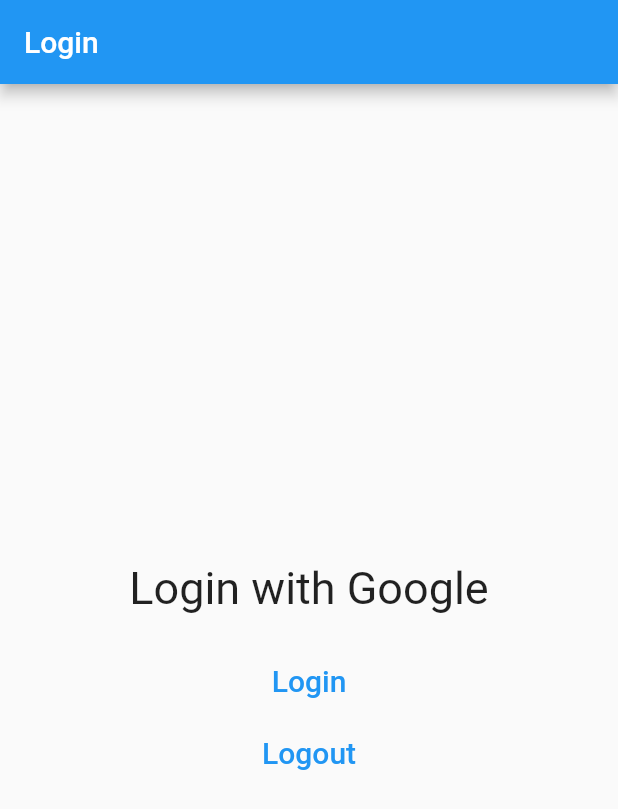
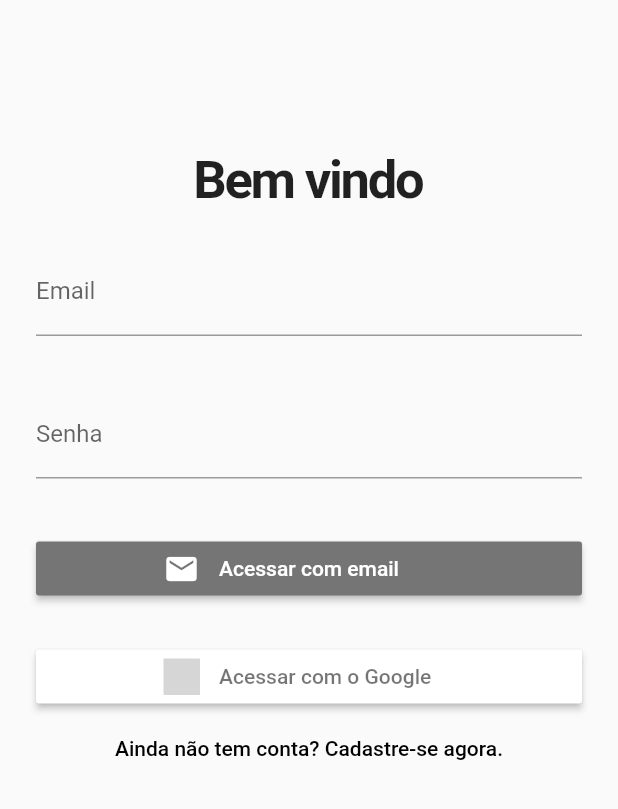
Before and after one commit to CarlosAlbertoRiboli/gerenciador_tarefa, a Flutter app: the screen it shows after launch, on a phone screen of 412 x 824 dp. Shown: the top 809 px of the screen. Run offline on Flutter 3.47's test engine with Material 2 defaults, Android fonts, the phone set to English and light mode, and no system bars; our stand-ins replace firebase_auth, firebase_core, flutter_signin_button, google_sign_in; accounts and stored records are empty; grey boxes are pictures that could not be loaded.

Commit message:
Criacao da interface de login

```diff
--- a/lib/main.dart
+++ b/lib/main.dart
@@ -2,11 +2,12 @@ import 'package:firebase_auth/firebase_auth.dart';
 import 'package:firebase_core/firebase_core.dart';
 import 'package:flutter/material.dart';
 import 'package:google_sign_in/google_sign_in.dart';
+import 'package:lista_de_tarefa_app/pages/login.dart';
 
 Future<void> main() async {
   WidgetsFlutterBinding.ensureInitialized();
   await Firebase.initializeApp();
-  runApp(App());
+  runApp(const LoginPage());
 }
 
 class App extends StatelessWidget {
@@ -17,7 +18,7 @@ class App extends StatelessWidget {
     return MaterialApp(
       home: Scaffold(
         appBar: AppBar(
-          title: Text("Login"),
+          title: const Text("Login"),
         ),
         body: MyApp(),
       ),
--- a/lib/pages/login.dart
+++ b/lib/pages/login.dart
@@ -0,0 +1,136 @@
+import 'package:flutter/material.dart';
+import 'package:flutter_signin_button/flutter_signin_button.dart';
+
+class LoginPage extends StatefulWidget {
+  const LoginPage({Key? key}) : super(key: key);
+
+  @override
+  _LoginPageState createState() => _LoginPageState();
+}
+
+class _LoginPageState extends State<LoginPage> {
+  final formKey = GlobalKey<FormState>();
+  final email = TextEditingController();
+  final senha = TextEditingController();
+
+  bool isLogin = true;
+  late String titulo;
+  late String actionButton;
+  late String toggleButton;
+  bool loading = false;
+
+  @override
+  void initState() {
+    super.initState();
+    setFormAction(true);
+  }
+
+  setFormAction(bool acao) {
+    setState(() {
+      isLogin = acao;
+      if (isLogin) {
+        titulo = 'Bem vindo';
+        actionButton = 'Login';
+        toggleButton = 'Ainda não tem conta? Cadastre-se agora.';
+      } else {
+        titulo = 'Crie sua conta';
+        actionButton = 'Cadastrar';
+        toggleButton = 'Voltar ao Login.';
+      }
+    });
+  }
+
+  @override
+  Widget build(BuildContext context) {
+    return MaterialApp(
+      home: Scaffold(
+        body: SingleChildScrollView(
+          child: Padding(
+            padding: const EdgeInsets.only(top: 100),
+            child: Form(
+              key: formKey,
+              child: Column(
+                mainAxisAlignment: MainAxisAlignment.center,
+                children: [
+                  Text(
+                    titulo,
+                    style: const TextStyle(
+                      fontSize: 35,
+                      fontWeight: FontWeight.bold,
+                      letterSpacing: -1.5,
+                    ),
+                  ),
+                  Padding(
+                    padding: const EdgeInsets.all(24),
+                    child: TextFormField(
+                      style: const TextStyle(),
+                      controller: email,
+                      decoration: const InputDecoration(
+                        labelText: 'Email',
+                      ),
+                      keyboardType: TextInputType.emailAddress,
+                      validator: (value) {
+                        if (value!.isEmpty) {
+                          return 'Informe o email corretamente!';
+                        }
+                        return null;
+                      },
+                    ),
+                  ),
+                  Padding(
+                    padding: const EdgeInsets.symmetric(
+                        vertical: 12.0, horizontal: 24.0),
+                    child: TextFormField(
+                      controller: senha,
+                      obscureText: true,
+                      decoration: const InputDecoration(
+                        labelText: 'Senha',
+                      ),
+                      validator: (value) {
+                        if (value!.isEmpty) {
+                          return 'Informa sua senha!';
+                        } else if (value.length < 6) {
+                          return 'Sua senha deve ter no mínimo 6 caracteres';
+                        }
+                        return null;
+                      },
+                    ),
+                  ),
+                  if (isLogin) ...[
+                    SizedBox(
+                      width: double.infinity,
+                      child: Padding(
+                        padding: const EdgeInsets.all(24.0),
+                        child: SignInButton(
+                          Buttons.Email,
+                          text: "Acessar com email",
+                          onPressed: () {},
+                        ),
+                      ),
+                    ),
+                    SizedBox(
+                      width: double.infinity,
+                      child: Padding(
+                        padding: const EdgeInsets.only(left: 24.0, right: 24),
+                        child: SignInButton(
+                          Buttons.Google,
+                          text: "Acessar com o Google",
+                          onPressed: () {},
+                        ),
+                      ),
+                    ),
+                  ],
+                  TextButton(
+                    onPressed: () => setFormAction(!isLogin),
+                    child: Text(toggleButton,
+                        style: const TextStyle(color: Colors.black)),
+                  ),
+                ],
+              ),
+            ),
+          ),
+        ),
+      ),
+    );
+  }
+}
--- a/pubspec.yaml
+++ b/pubspec.yaml
@@ -34,6 +34,7 @@ dependencies:
   firebase_auth: ^3.3.16
   firebase_analytics: ^5.0.2
   google_sign_in: ^5.3.0
+  flutter_signin_button: ^2.0.0
 
   # The following adds the Cupertino Icons font to your application.
   # Use with the CupertinoIcons class for iOS style icons.
```
Also changed, not shown: pubspec.lock.
